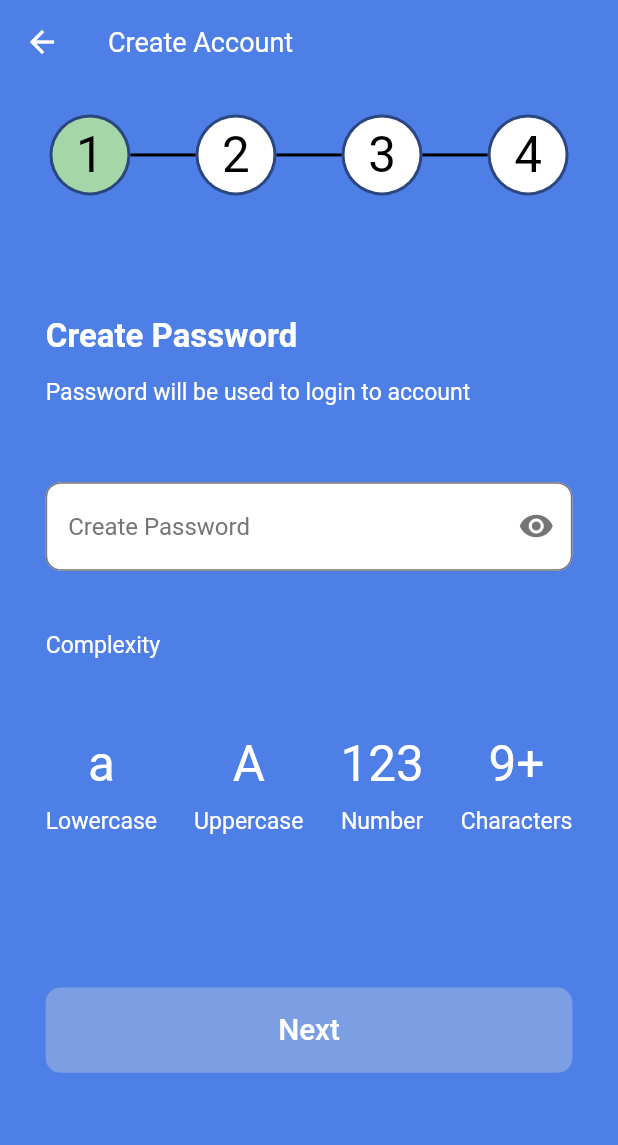
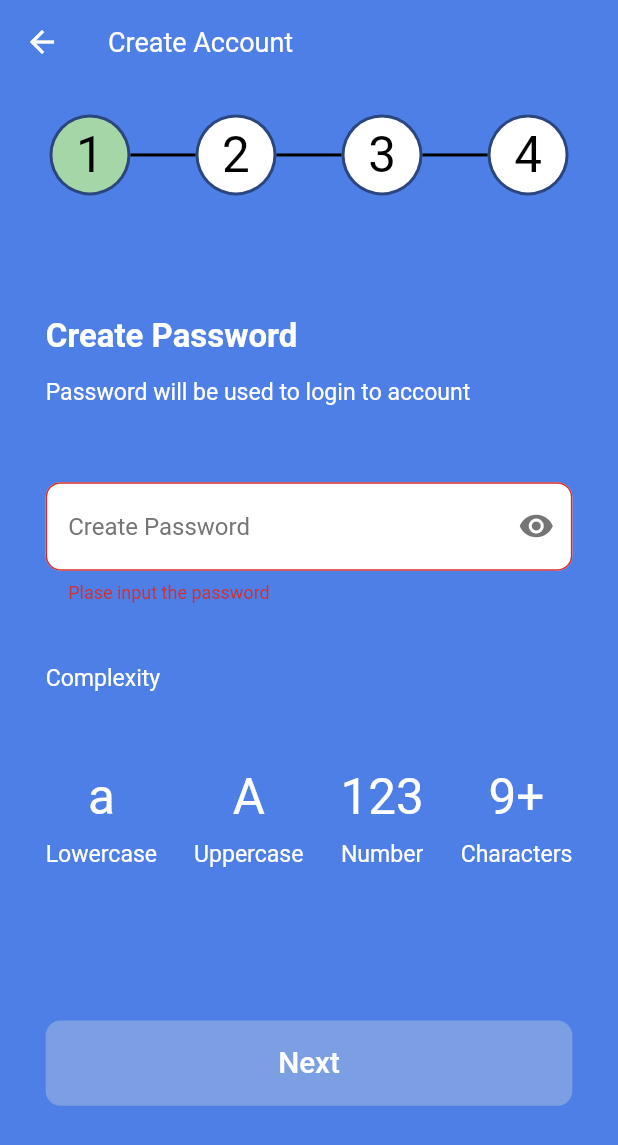
Before and after one commit to PranaTobing/register_bankjago, a Flutter app: the PageTwo screen opened directly, after a tap on "Next", on a phone screen of 412 x 824 dp. Shown: the top 1145 px of the screen. Run offline on Flutter 3.47's test engine with Material 2 defaults, Android fonts, the phone set to English and light mode, and no system bars.

Commit message:
final page two

```diff
--- a/prana_registerform/lib/screen/form_pagetwo.dart
+++ b/prana_registerform/lib/screen/form_pagetwo.dart
@@ -19,12 +19,29 @@ class _FormPageTwoState extends State<FormPageTwo> {
   bool _textNumber = false;
   bool _textChar = false;
 
+  TextEditingController passController = TextEditingController();
+  String passfield;
+
   final _formKey = GlobalKey<FormState>();
 
   void _toggle() {
     setState(() {
       _obsecureText = !_obsecureText;
     });
+  }
+
+  checkForm(theemail, thepass) {
+    final form = _formKey.currentState;
+    if (form.validate()) {
+      form.save();
+      /* Navigator.of(context).push(
+        MaterialPageRoute(
+          builder: (context) => PageTwo(
+            email: theemail,
+          ),
+        ),
+      ); */
+    }
   }
 
   @override
@@ -56,7 +73,7 @@ class _FormPageTwoState extends State<FormPageTwo> {
               height: getProportionateScreenHeight(50),
             ),
             TextFormField(
-              // controller: emailController,
+              controller: passController,
               obscureText: _obsecureText,
               decoration: InputDecoration(
                 filled: true,
@@ -71,14 +88,12 @@ class _FormPageTwoState extends State<FormPageTwo> {
                 ),
               ),
               validator: (value) {
-                /* if (value.isEmpty) {
-                  return 'Plase input the email';
-                } else if (!RegExp(
-                        r"^[a-zA-Z0-9.a-zA-Z0-9.!#$%&'*+-/=?^_`{|}~]+@[a-zA-Z0-9]+\.[a-zA-Z]+")
-                    .hasMatch(value)) {
-                  return 'Please input the rigth email';
+                if (value.isEmpty) {
+                  return 'Plase input the password';
+                } else if (value.length < 6) {
+                  return 'Please input minimum 6 characters';
                 }
-                return null;*/
+                return null;
               },
               onChanged: (text) {
                 if (text.contains(RegExp(r'[a-z]'))) {
@@ -190,7 +205,12 @@ class _FormPageTwoState extends State<FormPageTwo> {
               alignment: FractionalOffset.bottomCenter,
               child: DefaultButton(
                 text: "Next",
-                press: () {},
+                press: () {
+                  passfield = passController.text;
+                  setState(() {
+                    checkForm(widget.email, passfield);
+                  });
+                },
               ),
             ),
           ],
```
